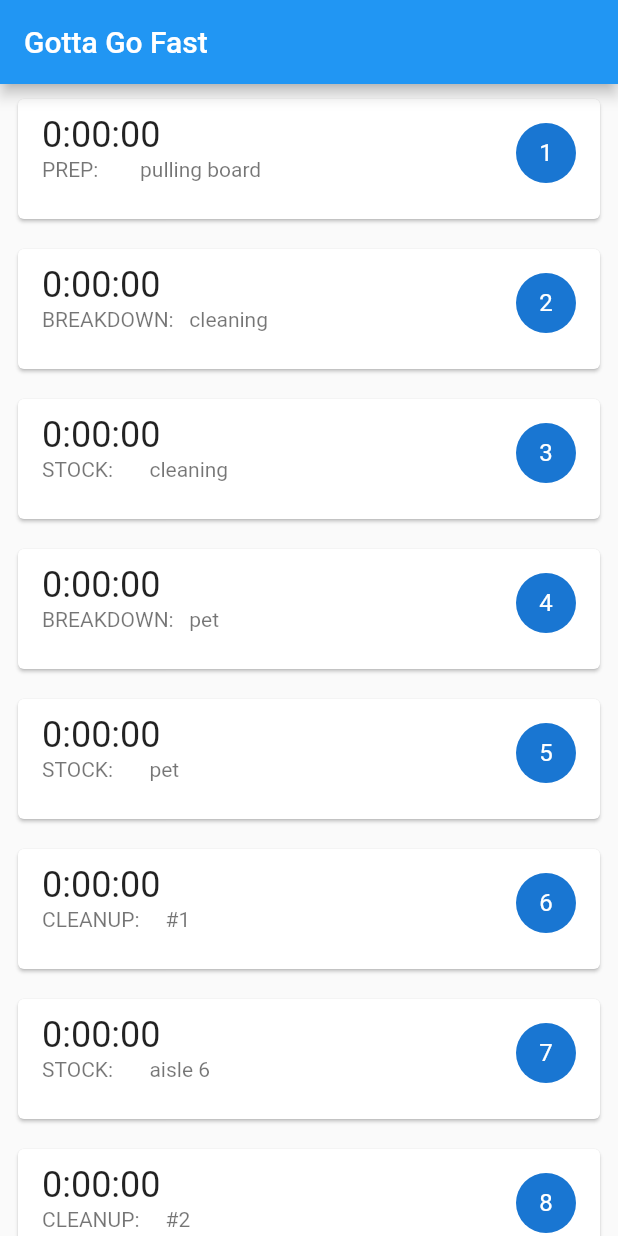
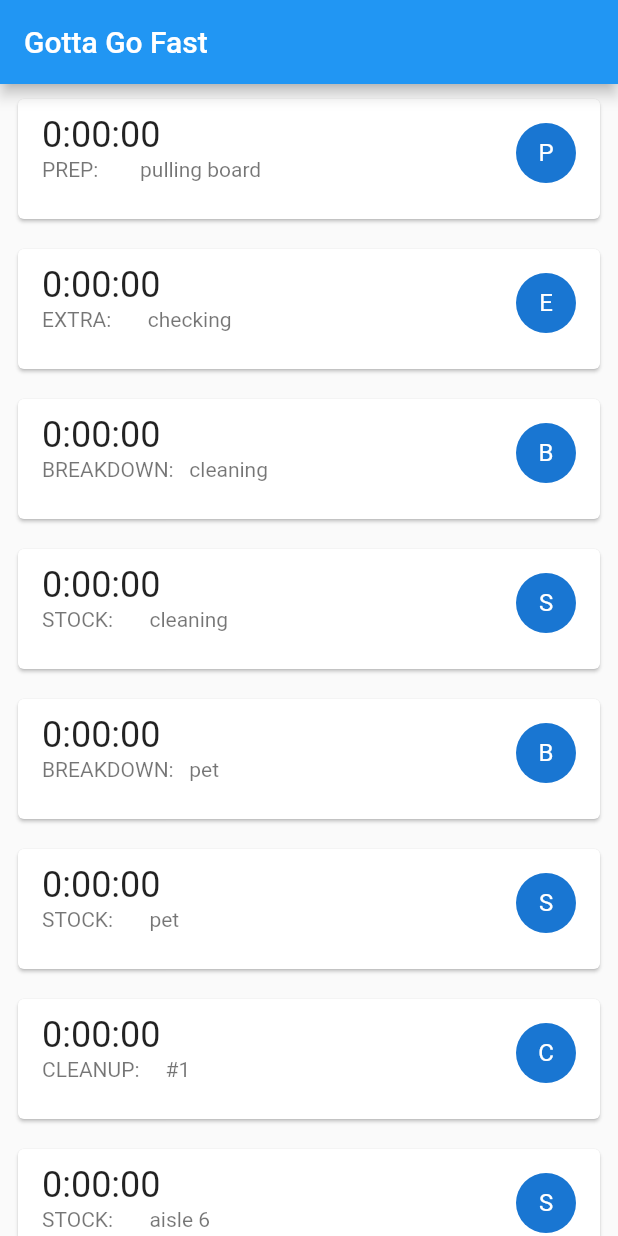
Before and after one commit to veltall/work_stopwatch, a Flutter app: the screen it shows after launch, on a phone screen of 412 x 824 dp. Run offline on Flutter 3.47's test engine with Material 2 defaults, Android fonts, the phone set to English and light mode, and no system bars; our stand-ins replace clock.

Commit message:
minor fix

```diff
--- a/lib/main.dart
+++ b/lib/main.dart
@@ -36,6 +36,7 @@ class StopwatchApp extends StatefulWidget {
 
   void initializeTaskList() {
     tasks.add('PREP:        pulling board');
+    tasks.add('EXTRA:       checking');
     tasks.add('BREAKDOWN:   cleaning');
     tasks.add('STOCK:       cleaning');
     tasks.add('BREAKDOWN:   pet');
@@ -76,7 +77,7 @@ class _StopwatchAppState extends State<StopwatchApp> {
                 title: Text(watches.elementAt(count).elapseString(),
                         style: Theme.of(context).textTheme.headline,),
                 subtitle: Text(widget.tasks.elementAt(count)),
-                trailing: CircleAvatar(child: Text((count + 1).toString())),
+                trailing: CircleAvatar(child: Text(widget.tasks[count].substring(0,1))),
                 onTap: () => toggleStopwatch(count),
               ),
               color: active ? Colors.greenAccent : Colors.white,
```
